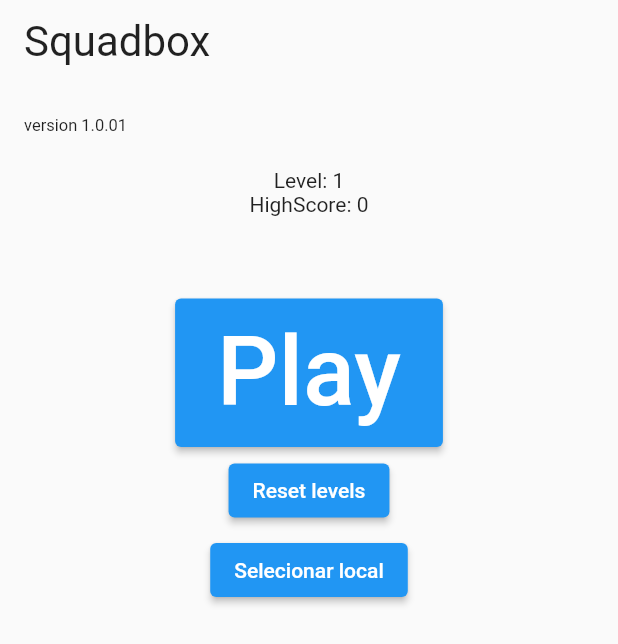
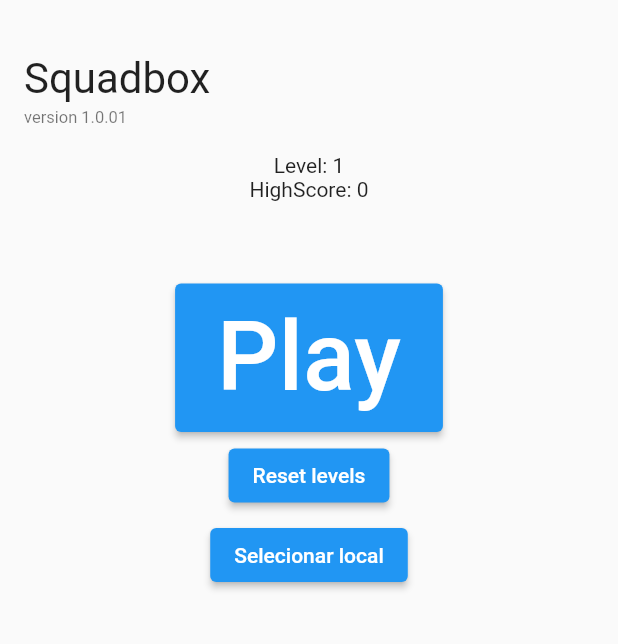
Before and after one commit to valmorflores/Squadbox, a Flutter app: the screen it shows after launch, on a phone screen of 412 x 824 dp. Shown: the top 644 px of the screen. Run offline on Flutter 3.47's test engine with Material 2 defaults, Android fonts, the phone set to English and light mode, and no system bars; our stand-ins replace shared_preferences; missing offline and left inert: flame; statements that could not run were skipped.

Commit message:
update msg position

```diff
--- a/lib/components/level_gameover.dart
+++ b/lib/components/level_gameover.dart
@@ -96,7 +96,7 @@ class LevelGameOverText {
       painterTitle.layout();
       positionTitle = Offset(
         (this.gameController.screenSize.width - painterTitle.width)-20,
-        30,
+        50,
         /*,
         ,*/
       );
--- a/lib/main.dart
+++ b/lib/main.dart
@@ -75,13 +75,12 @@ class HomeScreen extends StatelessWidget {
     return Scaffold(
         body: Column(
       children: <Widget>[
+        SizedBox(height: 30,),
         ListTile(
             title: Text(
           'Squadbox',
-          style: TextStyle(fontSize: 28),
-        )),
-        ListTile(
-            title: Text(
+          style: TextStyle(fontSize: 28),),
+          subtitle: Text(
           'version 1.0.01',
           style: TextStyle(fontSize: 11),
         )),
```
